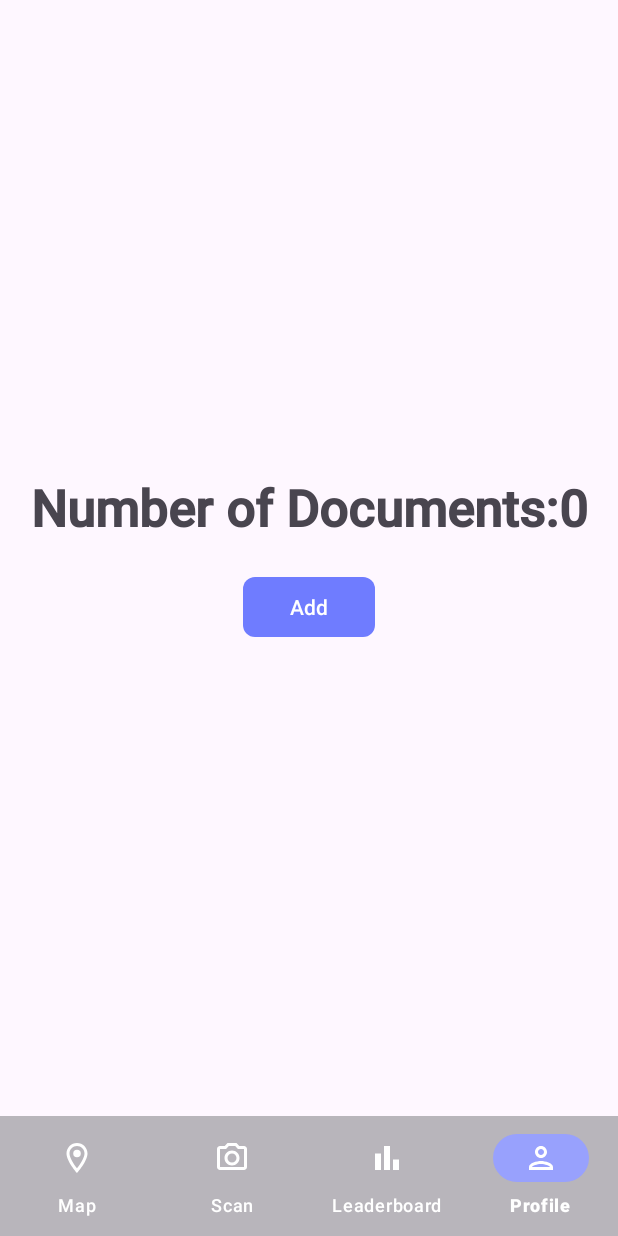
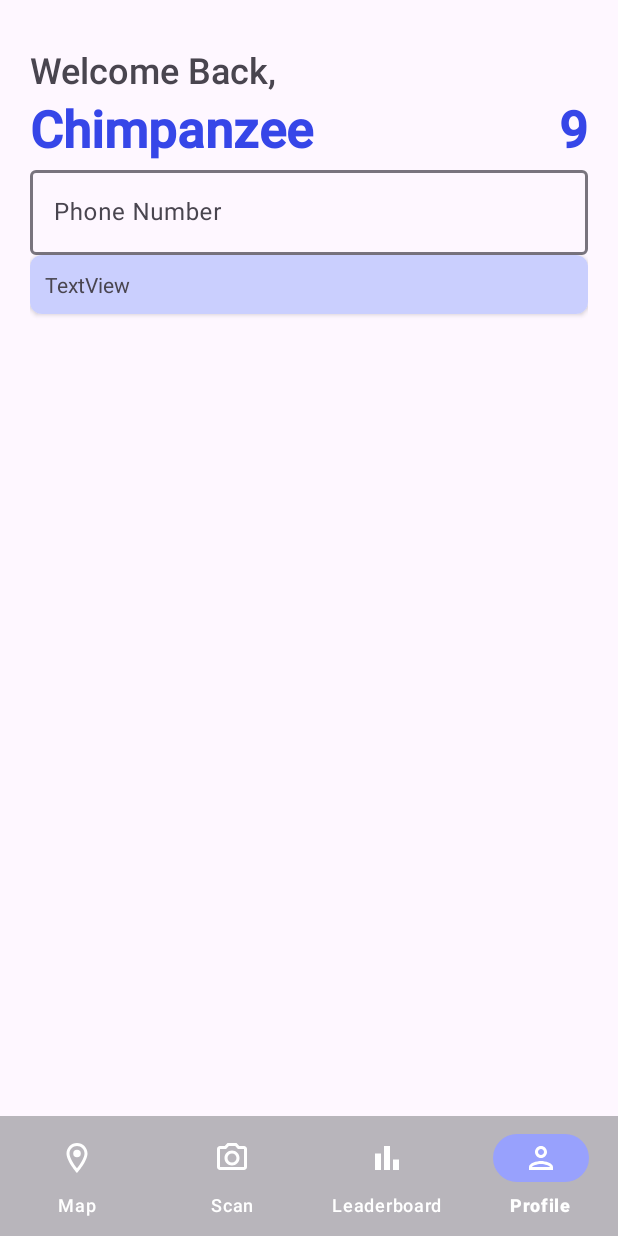
Before and after one commit to CMPUT301W23T14/QRHunter-App, an Android app: the ProfileFragment screen opened through its navigation route, on a phone screen of 412 x 824 dp. Run offline under Robolectric (Android 15) with nearby library versions, the phone set to English and light mode, and no system bars; our stand-ins replace Firebase (no records; nobody signed in at launch, a user with empty details on screens opened directly), navigation-ui; Roboto replaces fonts that are not available here; 2 statements that could not run were skipped.

Commit message:
Profile page chekcpoint

```diff
--- a/QRHunter/app/build.gradle
+++ b/QRHunter/app/build.gradle
@@ -52,6 +52,7 @@ dependencies {
     implementation 'androidx.lifecycle:lifecycle-livedata-ktx:2.5.1'
     implementation 'androidx.lifecycle:lifecycle-viewmodel-ktx:2.5.1'
     testImplementation 'org.junit.jupiter:junit-jupiter-api:5.3.2'
+    testImplementation 'org.junit.jupiter:junit-jupiter'
     testRuntimeOnly 'org.junit.jupiter:junit-jupiter-engine:5.3.2'
     androidTestImplementation 'androidx.test.ext:junit:1.1.5'
     androidTestImplementation 'androidx.test.espresso:espresso-core:3.5.1'
@@ -70,6 +71,4 @@ dependencies {
     implementation 'com.google.firebase:firebase-firestore'
 
     implementation 'commons-codec:commons-codec:1.13'
-
-
 }
--- a/QRHunter/app/src/main/res/layout/fragment_profile.xml
+++ b/QRHunter/app/src/main/res/layout/fragment_profile.xml
@@ -2,34 +2,92 @@
 <androidx.constraintlayout.widget.ConstraintLayout xmlns:android="http://schemas.android.com/apk/res/android"
     xmlns:app="http://schemas.android.com/apk/res-auto"
     android:layout_width="match_parent"
-    android:layout_height="match_parent">
+    android:layout_height="match_parent"
+    android:padding="20dp">
 
     <TextView
-        android:id="@+id/counter"
+        android:id="@+id/welcome_back"
+        android:layout_width="match_parent"
+        android:layout_height="wrap_content"
+        android:layout_marginTop="10dp"
+        android:fontFamily="@font/roboto_medium"
+        android:text="@string/welcome_back"
+        android:textSize="24sp"
+        app:layout_constraintEnd_toEndOf="parent"
+        app:layout_constraintHorizontal_bias="0.0"
+        app:layout_constraintStart_toStartOf="parent"
+        app:layout_constraintTop_toTopOf="parent" />
+
+    <TextView
+        android:id="@+id/username"
+        android:layout_width="0dp"
+        android:layout_height="wrap_content"
+        android:fontFamily="@font/roboto_medium"
+        android:text="Chimpanzee"
+        android:textColor="@color/primary_dark"
+        android:textSize="34sp"
+        android:textStyle="bold"
+        app:layout_constraintEnd_toStartOf="@+id/rank"
+        app:layout_constraintStart_toStartOf="parent"
+        app:layout_constraintTop_toBottomOf="@+id/welcome_back" />
+
+    <TextView
+        android:id="@+id/rank"
         android:layout_width="wrap_content"
         android:layout_height="wrap_content"
-        android:layout_marginBottom="20dp"
         android:fontFamily="@font/roboto_medium"
-        android:text="This is the counter"
+        android:text="9"
+        android:textColor="@color/primary_dark"
         android:textSize="34sp"
         android:textStyle="bold"
-        app:layout_constraintBottom_toTopOf="@+id/add_button"
         app:layout_constraintEnd_toEndOf="parent"
-        app:layout_constraintHorizontal_bias="0.5"
+        app:layout_constraintTop_toBottomOf="@+id/welcome_back" />
+
+    <com.google.android.material.textfield.TextInputLayout
+        android:id="@+id/phone_number_text_field"
+        android:layout_width="match_parent"
+        android:layout_height="wrap_content"
+        android:hint="Phone Number"
+        app:boxStrokeWidth="2dp"
+        app:layout_constraintEnd_toEndOf="parent"
         app:layout_constraintStart_toStartOf="parent"
-        app:layout_constraintTop_toTopOf="parent"
-        app:layout_constraintVertical_chainStyle="packed"
-        app:layout_optimizationLevel="chains" />
+        app:layout_constraintTop_toBottomOf="@+id/username">
 
-    <Button
-        android:id="@+id/add_button"
-        android:layout_width="wrap_content"
+        <com.google.android.material.textfield.TextInputEditText
+            android:id="@+id/phone_number_edit_text"
+            android:layout_width="match_parent"
+            android:layout_height="wrap_content"
+            app:layout_constraintEnd_toEndOf="parent"
+            app:layout_constraintStart_toStartOf="parent"
+            app:layout_constraintTop_toBottomOf="@+id/username" />
+
+    </com.google.android.material.textfield.TextInputLayout>
+
+
+    <androidx.cardview.widget.CardView
+        android:layout_width="match_parent"
         android:layout_height="wrap_content"
-        android:text="Add"
-        app:cornerRadius="@dimen/corner_radius"
-        app:layout_constraintBottom_toBottomOf="parent"
+        app:cardCornerRadius="8dp"
         app:layout_constraintEnd_toEndOf="parent"
-        app:layout_constraintHorizontal_bias="0.5"
         app:layout_constraintStart_toStartOf="parent"
-        app:layout_constraintTop_toBottomOf="@+id/counter" />
+        app:layout_constraintTop_toBottomOf="@+id/phone_number_text_field">
+
+        <androidx.constraintlayout.widget.ConstraintLayout
+            android:layout_width="match_parent"
+            android:layout_height="wrap_content"
+            android:background="@color/primary_lighter"
+            android:padding="10dp">
+
+            <TextView
+                android:id="@+id/textView"
+                android:layout_width="wrap_content"
+                android:layout_height="wrap_content"
+                android:text="TextView"
+                app:layout_constraintStart_toStartOf="parent"
+                app:layout_constraintTop_toTopOf="parent" />
+
+        </androidx.constraintlayout.widget.ConstraintLayout>
+    </androidx.cardview.widget.CardView>
+
+
 </androidx.constraintlayout.widget.ConstraintLayout>
--- a/QRHunter/app/src/main/res/values/strings.xml
+++ b/QRHunter/app/src/main/res/values/strings.xml
@@ -17,4 +17,7 @@
     <string name="title_scan">Scan</string>
     <string name="title_leaderboard">Leaderboard</string>
     <string name="title_profile">Profile</string>
+
+    <!-- Profile page -->
+    <string name="welcome_back">Welcome Back,</string>
 </resources>
```
Also changed, not shown: QRHunter/app/src/main/java/com/example/qrhunter/ui/profile/ProfileFragment.java (+0 -25 lines), QRHunter/app/src/main/java/com/example/qrhunter/ui/profile/ProfileViewModel.java (+0 -61 lines), QRHunter/app/src/main/java/com/example/qrhunter/utils/QRCodeUtil.java (+5 -8 lines).
